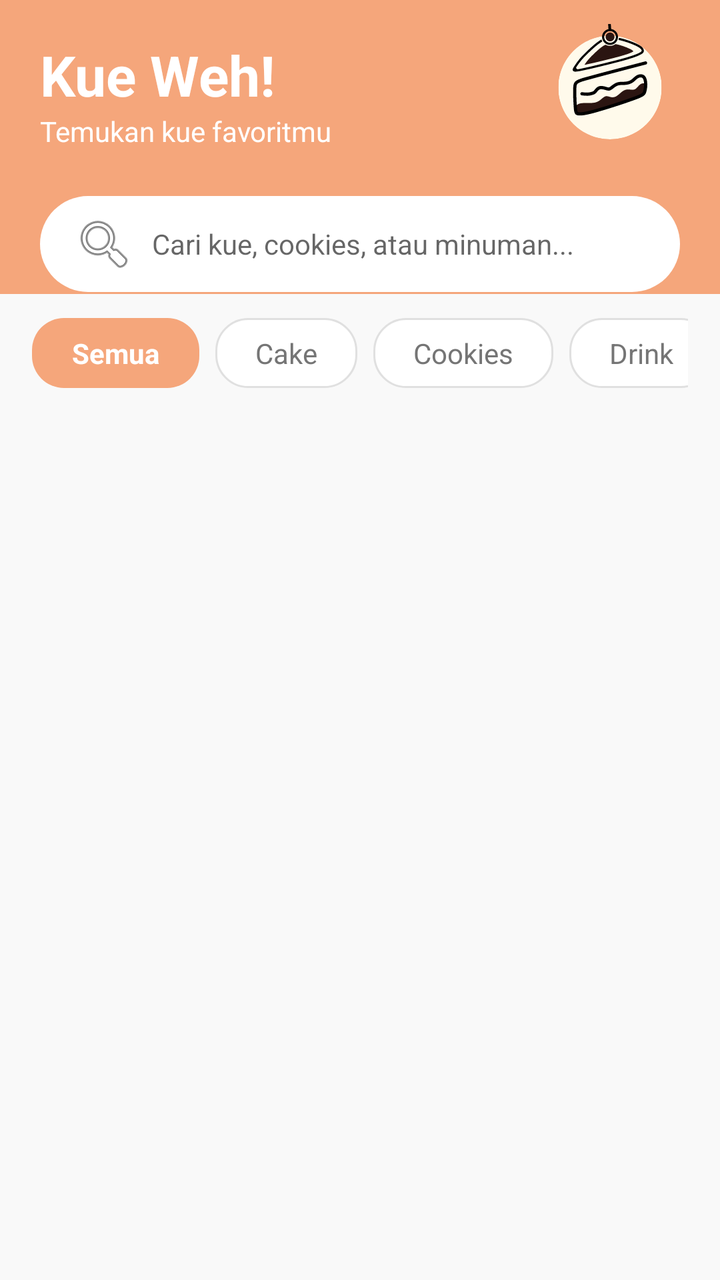
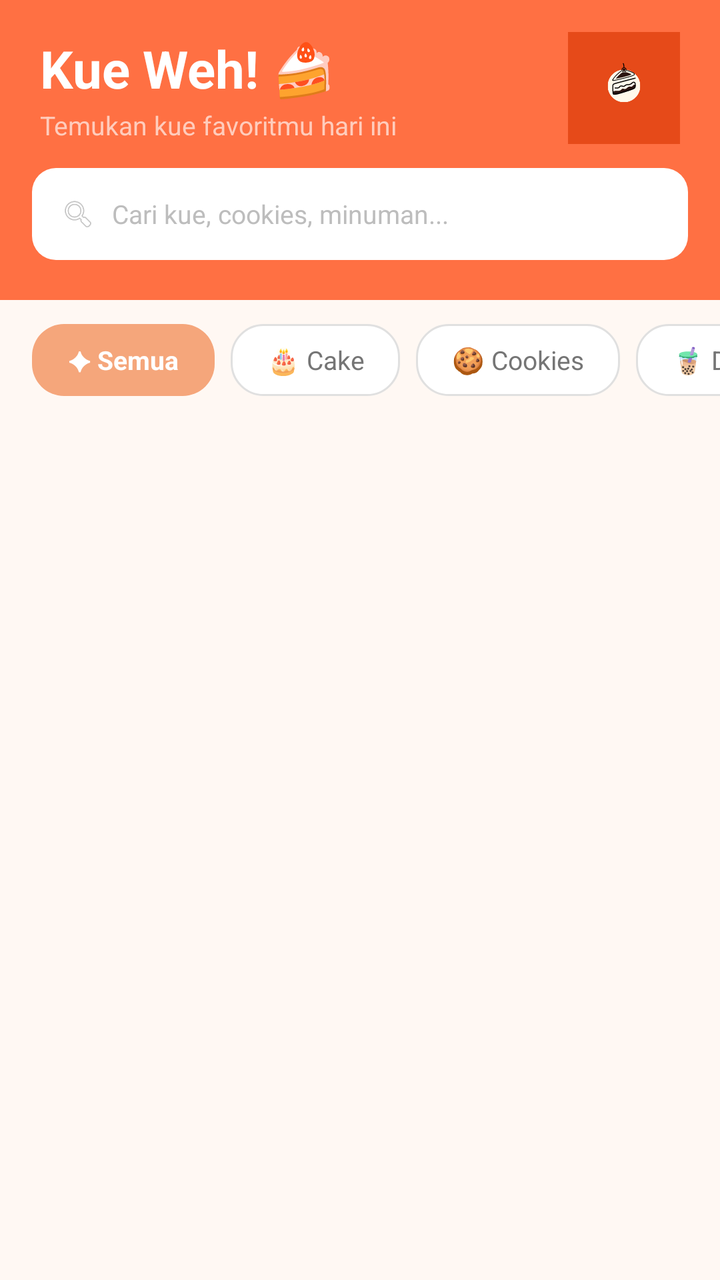

The first picture is an Android layout as it rendered before a commit; the second is the same layout after the commit. The layout source and the unified diff follow.
<!-- AndroidManifest.xml: application theme Theme.KueWeh -->
<!-- res/layout/fragment_home.xml -->
<?xml version="1.0" encoding="utf-8"?>
<LinearLayout xmlns:android="http://schemas.android.com/apk/res/android"
    xmlns:app="http://schemas.android.com/apk/res-auto"
    android:layout_width="match_parent"
    android:layout_height="match_parent"
    android:background="#F9F9F9"
    android:orientation="vertical">

    
    <LinearLayout
        android:layout_width="match_parent"
        android:layout_height="wrap_content"
        android:background="#F5A67B"
        android:orientation="vertical"
        android:fitsSystemWindows="true">

        <LinearLayout
            android:layout_width="match_parent"
            android:layout_height="wrap_content"
            android:orientation="vertical"
            android:paddingHorizontal="20dp"
            android:paddingTop="12dp"
            android:paddingBottom="1dp"> <LinearLayout
            android:layout_width="match_parent"
            android:layout_height="wrap_content"
            android:orientation="horizontal"
            android:gravity="center_vertical"
            android:layout_marginBottom="16dp">

            <LinearLayout
                android:layout_width="0dp"
                android:layout_height="wrap_content"
                android:layout_weight="1"
                android:orientation="vertical">

                <TextView
                    android:layout_width="wrap_content"
                    android:layout_height="wrap_content"
                    android:text="Kue Weh!"
                    android:textColor="#FFFFFF"
                    android:textSize="28sp"
                    android:textStyle="bold" />

                <TextView
                    android:layout_width="wrap_content"
                    android:layout_height="wrap_content"
                    android:text="Temukan kue favoritmu"
                    android:textColor="#FFFFFF"
                    android:textSize="14sp" />
            </LinearLayout>

            <ImageView
                android:layout_width="70dp"
                android:layout_height="70dp"
                android:src="@drawable/ic_logo_kueweh"
                android:scaleType="fitCenter"
                android:scaleX="1.8"
                android:scaleY="1.8" />
        </LinearLayout>

            <EditText
                android:id="@+id/etSearch"
                android:layout_width="match_parent"
                android:layout_height="48dp"
                android:background="@drawable/bg_search_rounded"
                android:drawableStart="@android:drawable/ic_menu_search"
                android:drawablePadding="8dp"
                android:hint="Cari kue, cookies, atau minuman..."
                android:paddingStart="16dp"
                android:paddingEnd="16dp"
                android:textSize="14sp" />
        </LinearLayout>
    </LinearLayout>

    
    <HorizontalScrollView
        android:layout_width="match_parent"
        android:layout_height="wrap_content"
        android:paddingHorizontal="16dp"
        android:paddingVertical="12dp"
        android:scrollbars="none">

        <LinearLayout
            android:layout_width="wrap_content"
            android:layout_height="wrap_content"
            android:orientation="horizontal">

            <TextView
                android:id="@+id/tvFilterSemua"
                android:layout_width="wrap_content"
                android:layout_height="wrap_content"
                android:background="@drawable/bg_chip_active"
                android:paddingHorizontal="20dp"
                android:paddingVertical="8dp"
                android:text="Semua"
                android:textColor="#FFFFFF"
                android:textStyle="bold" />

            <TextView
                android:id="@+id/tvFilterCake"
                android:layout_width="wrap_content"
                android:layout_height="wrap_content"
                android:layout_marginStart="8dp"
                android:background="@drawable/bg_chip_inactive"
                android:paddingHorizontal="20dp"
                android:paddingVertical="8dp"
                android:text="Cake"
                android:textColor="#757575" />

            <TextView
                android:id="@+id/tvFilterCookies"
                android:layout_width="wrap_content"
                android:layout_height="wrap_content"
                android:layout_marginStart="8dp"
                android:background="@drawable/bg_chip_inactive"
                android:paddingHorizontal="20dp"
                android:paddingVertical="8dp"
                android:text="Cookies"
                android:textColor="#757575" />

            <TextView
                android:id="@+id/tvFilterDrink"
                android:layout_width="wrap_content"
                android:layout_height="wrap_content"
                android:layout_marginStart="8dp"
                android:background="@drawable/bg_chip_inactive"
                android:paddingHorizontal="20dp"
                android:paddingVertical="8dp"
                android:text="Drink"
                android:textColor="#757575" />
        </LinearLayout>
    </HorizontalScrollView>

    
    <androidx.recyclerview.widget.RecyclerView
        android:id="@+id/rvKue"
        android:layout_width="match_parent"
        android:layout_height="0dp"
        android:layout_weight="1"
        android:clipToPadding="false"
        android:padding="8dp"
        app:layoutManager="androidx.recyclerview.widget.GridLayoutManager"
        app:spanCount="2" />

</LinearLayout>
<!-- resources referenced by this layout -->
<resources>
  <!-- drawable bg_chip_active (drawable) -->
  <?xml version="1.0" encoding="utf-8"?>
  <shape xmlns:android="http://schemas.android.com/apk/res/android">
      <solid android:color="#F5A67B" /> <corners android:radius="16dp" />
  </shape>
  <!-- drawable bg_chip_inactive (drawable) -->
  <?xml version="1.0" encoding="utf-8"?>
  <shape xmlns:android="http://schemas.android.com/apk/res/android">
      <solid android:color="#FFFFFF" />
      <stroke android:width="1dp" android:color="#E0E0E0" /> <corners android:radius="16dp" />
  </shape>
  <!-- drawable bg_search_rounded (drawable) -->
  <?xml version="1.0" encoding="utf-8"?>
  <shape xmlns:android="http://schemas.android.com/apk/res/android">
      <solid android:color="#FFFFFF" />
      <corners android:radius="24dp" /> </shape>
  <!-- drawable ic_logo_kueweh: vector/xml drawable (drawable, 7441 chars, omitted) -->
  <style name="Theme.KueWeh" parent="Theme.MaterialComponents.Light.NoActionBar">
          <item name="android:statusBarColor">@android:color/transparent</item>
  
          <item name="android:windowLightStatusBar">true</item>
      </style>
</resources>

<!-- the commit's change to res/layout/fragment_home.xml (unified diff, before → after) -->
@@ -1,31 +1,32 @@
 <?xml version="1.0" encoding="utf-8"?>
-<LinearLayout xmlns:android="http://schemas.android.com/apk/res/android"
+<androidx.constraintlayout.widget.ConstraintLayout
+    xmlns:android="http://schemas.android.com/apk/res/android"
     xmlns:app="http://schemas.android.com/apk/res-auto"
     android:layout_width="match_parent"
     android:layout_height="match_parent"
-    android:background="#F9F9F9"
-    android:orientation="vertical">
+    android:background="#FFF8F3">
 
     
     <LinearLayout
-        android:layout_width="match_parent"
+        android:id="@+id/headerHome"
+        android:layout_width="0dp"
         android:layout_height="wrap_content"
-        android:background="#F5A67B"
+        android:background="#FF7043"
         android:orientation="vertical"
-        android:fitsSystemWindows="true">
+        android:fitsSystemWindows="true"
+        android:paddingBottom="20dp"
+        app:layout_constraintTop_toTopOf="parent"
+        app:layout_constraintStart_toStartOf="parent"
+        app:layout_constraintEnd_toEndOf="parent">
 
         <LinearLayout
             android:layout_width="match_parent"
             android:layout_height="wrap_content"
-            android:orientation="vertical"
-            android:paddingHorizontal="20dp"
-            android:paddingTop="12dp"
-            android:paddingBottom="1dp"> <LinearLayout
-            android:layout_width="match_parent"
-            android:layout_height="wrap_content"
             android:orientation="horizontal"
             android:gravity="center_vertical"
-            android:layout_marginBottom="16dp">
+            android:paddingHorizontal="20dp"
+            android:paddingTop="16dp"
+            android:paddingBottom="12dp">
 
             <LinearLayout
                 android:layout_width="0dp"
@@ -36,110 +37,187 @@
                 <TextView
                     android:layout_width="wrap_content"
                     android:layout_height="wrap_content"
-                    android:text="Kue Weh!"
+                    android:text="Kue Weh! 🍰"
                     android:textColor="#FFFFFF"
-                    android:textSize="28sp"
-                    android:textStyle="bold" />
+                    android:textSize="26sp"
+                    android:textStyle="bold"/>
 
                 <TextView
                     android:layout_width="wrap_content"
                     android:layout_height="wrap_content"
-                    android:text="Temukan kue favoritmu"
-                    android:textColor="#FFFFFF"
-                    android:textSize="14sp" />
+                    android:text="Temukan kue favoritmu hari ini"
+                    android:textColor="#FFCCBC"
+                    android:textSize="13sp"
+                    android:layout_marginTop="2dp"/>
             </LinearLayout>
 
             <ImageView
-                android:layout_width="70dp"
-                android:layout_height="70dp"
+                android:layout_width="56dp"
+                android:layout_height="56dp"
                 android:src="@drawable/ic_logo_kueweh"
                 android:scaleType="fitCenter"
-                android:scaleX="1.8"
-                android:scaleY="1.8" />
+                android:background="#E64A19"
+                android:padding="8dp"/>
         </LinearLayout>
+
+        
+        <LinearLayout
+            android:layout_width="match_parent"
+            android:layout_height="46dp"
+            android:layout_marginHorizontal="16dp"
+            android:background="@drawable/bg_search_home"
+            android:orientation="horizontal"
+            android:gravity="center_vertical"
+            android:paddingHorizontal="14dp">
+
+            <ImageView
+                android:layout_width="18dp"
+                android:layout_height="18dp"
+                android:src="@android:drawable/ic_menu_search"
+                android:alpha="0.5"/>
 
             <EditText
                 android:id="@+id/etSearch"
-                android:layout_width="match_parent"
-                android:layout_height="48dp"
-                android:background="@drawable/bg_search_rounded"
-                android:drawableStart="@android:drawable/ic_menu_search"
-                android:drawablePadding="8dp"
-                android:hint="Cari kue, cookies, atau minuman..."
-                android:paddingStart="16dp"
-                android:paddingEnd="16dp"
-                android:textSize="14sp" />
+                android:layout_width="0dp"
+                android:layout_height="match_parent"
+                android:layout_weight="1"
+                android:layout_marginStart="8dp"
+                android:background="@null"
+                android:hint="Cari kue, cookies, minuman..."
+                android:textColorHint="#BDBDBD"
+                android:textColor="#1E1C18"
+                android:textSize="13sp"
+                android:inputType="text"
+                android:imeOptions="actionSearch"
+                android:singleLine="true"/>
         </LinearLayout>
     </LinearLayout>
 
     
     <HorizontalScrollView
-        android:layout_width="match_parent"
+        android:id="@+id/filterScroll"
+        android:layout_width="0dp"
         android:layout_height="wrap_content"
+        android:scrollbars="none"
+        android:paddingVertical="12dp"
         android:paddingHorizontal="16dp"
-        android:paddingVertical="12dp"
-        android:scrollbars="none">
+        android:clipToPadding="false"
+        app:layout_constraintTop_toBottomOf="@id/headerHome"
+        app:layout_constraintStart_toStartOf="parent"
+        app:layout_constraintEnd_toEndOf="parent">
 
         <LinearLayout
             android:layout_width="wrap_content"
             android:layout_height="wrap_content"
-            android:orientation="horizontal">
+            android:orientation="horizontal"
+            android:gravity="center_vertical">
 
             <TextView
                 android:id="@+id/tvFilterSemua"
                 android:layout_width="wrap_content"
-                android:layout_height="wrap_content"
+                android:layout_height="36dp"
+                android:gravity="center"
                 android:background="@drawable/bg_chip_active"
-                android:paddingHorizontal="20dp"
-                android:paddingVertical="8dp"
-                android:text="Semua"
+                android:paddingHorizontal="18dp"
+                android:text="✦ Semua"
                 android:textColor="#FFFFFF"
-                android:textStyle="bold" />
+                android:textSize="13sp"
+                android:textStyle="bold"/>
 
             <TextView
                 android:id="@+id/tvFilterCake"
                 android:layout_width="wrap_content"
-                android:layout_height="wrap_content"
+                android:layout_height="36dp"
+                android:gravity="center"
                 android:layout_marginStart="8dp"
                 android:background="@drawable/bg_chip_inactive"
-                android:paddingHorizontal="20dp"
-                android:paddingVertical="8dp"
-                android:text="Cake"
-                android:textColor="#757575" />
+                android:paddingHorizontal="18dp"
+                android:text="🎂 Cake"
+                android:textColor="#757575"
+                android:textSize="13sp"/>
 
             <TextView
                 android:id="@+id/tvFilterCookies"
                 android:layout_width="wrap_content"
-                android:layout_height="wrap_content"
+                android:layout_height="36dp"
+                android:gravity="center"
                 android:layout_marginStart="8dp"
                 android:background="@drawable/bg_chip_inactive"
-                android:paddingHorizontal="20dp"
-                android:paddingVertical="8dp"
-                android:text="Cookies"
-                android:textColor="#757575" />
+                android:paddingHorizontal="18dp"
+                android:text="🍪 Cookies"
+                android:textColor="#757575"
+                android:textSize="13sp"/>
 
             <TextView
                 android:id="@+id/tvFilterDrink"
                 android:layout_width="wrap_content"
-                android:layout_height="wrap_content"
+                android:layout_height="36dp"
+                android:gravity="center"
                 android:layout_marginStart="8dp"
                 android:background="@drawable/bg_chip_inactive"
-                android:paddingHorizontal="20dp"
-                android:paddingVertical="8dp"
-                android:text="Drink"
-                android:textColor="#757575" />
+                android:paddingHorizontal="18dp"
+                android:text="🧋 Drink"
+                android:textColor="#757575"
+                android:textSize="13sp"/>
         </LinearLayout>
     </HorizontalScrollView>
 
     
     <androidx.recyclerview.widget.RecyclerView
         android:id="@+id/rvKue"
-        android:layout_width="match_parent"
+        android:layout_width="0dp"
         android:layout_height="0dp"
-        android:layout_weight="1"
         android:clipToPadding="false"
-        android:padding="8dp"
+        android:paddingHorizontal="8dp"
+        android:paddingBottom="16dp"
+        android:visibility="visible"
+        app:layout_constraintTop_toBottomOf="@id/filterScroll"
+        app:layout_constraintBottom_toBottomOf="parent"
+        app:layout_constraintStart_toStartOf="parent"
+        app:layout_constraintEnd_toEndOf="parent"
         app:layoutManager="androidx.recyclerview.widget.GridLayoutManager"
-        app:spanCount="2" />
-
-</LinearLayout>
+        app:spanCount="2"/>
+
+    
+    <LinearLayout
+        android:id="@+id/emptyStateHome"
+        android:layout_width="0dp"
+        android:layout_height="0dp"
+        android:orientation="vertical"
+        android:gravity="center"
+        android:paddingHorizontal="40dp"
+        android:visibility="gone"
+        app:layout_constraintTop_toBottomOf="@id/filterScroll"
+        app:layout_constraintBottom_toBottomOf="parent"
+        app:layout_constraintStart_toStartOf="parent"
+        app:layout_constraintEnd_toEndOf="parent">
+
+        <TextView
+            android:layout_width="wrap_content"
+            android:layout_height="wrap_content"
+            android:text="🔍"
+            android:textSize="56sp"/>
+
+        <TextView
+            android:layout_width="wrap_content"
+            android:layout_height="wrap_content"
+            android:layout_marginTop="16dp"
+            android:text="Produk Tidak Ditemukan"
+            android:textColor="#1A1A1A"
+            android:textSize="18sp"
+            android:textStyle="bold"
+            android:gravity="center"/>
+
+        <TextView
+            android:layout_width="wrap_content"
+            android:layout_height="wrap_content"
+            android:layout_marginTop="8dp"
+            android:text="Coba kata kunci lain atau\npilih kategori yang berbeda"
+            android:textColor="#BDBDBD"
+            android:textSize="14sp"
+            android:gravity="center"
+            android:lineSpacingExtra="4dp"/>
+
+    </LinearLayout>
+
+</androidx.constraintlayout.widget.ConstraintLayout>
<!-- resource entries referenced after the edit -->
@@ -11,11 +11,12 @@
       <solid android:color="#FFFFFF" />
       <stroke android:width="1dp" android:color="#E0E0E0" /> <corners android:radius="16dp" />
   </shape>
-  <!-- drawable bg_search_rounded (drawable) -->
+  <!-- drawable bg_search_home (drawable) -->
   <?xml version="1.0" encoding="utf-8"?>
   <shape xmlns:android="http://schemas.android.com/apk/res/android">
-      <solid android:color="#FFFFFF" />
-      <corners android:radius="24dp" /> </shape>
+      <solid android:color="#FFFFFF"/>
+      <corners android:radius="12dp"/>
+  </shape>
   <!-- drawable ic_logo_kueweh: vector/xml drawable (drawable, 7441 chars, omitted) -->
   <style name="Theme.KueWeh" parent="Theme.MaterialComponents.Light.NoActionBar">
           <item name="android:statusBarColor">@android:color/transparent</item>
